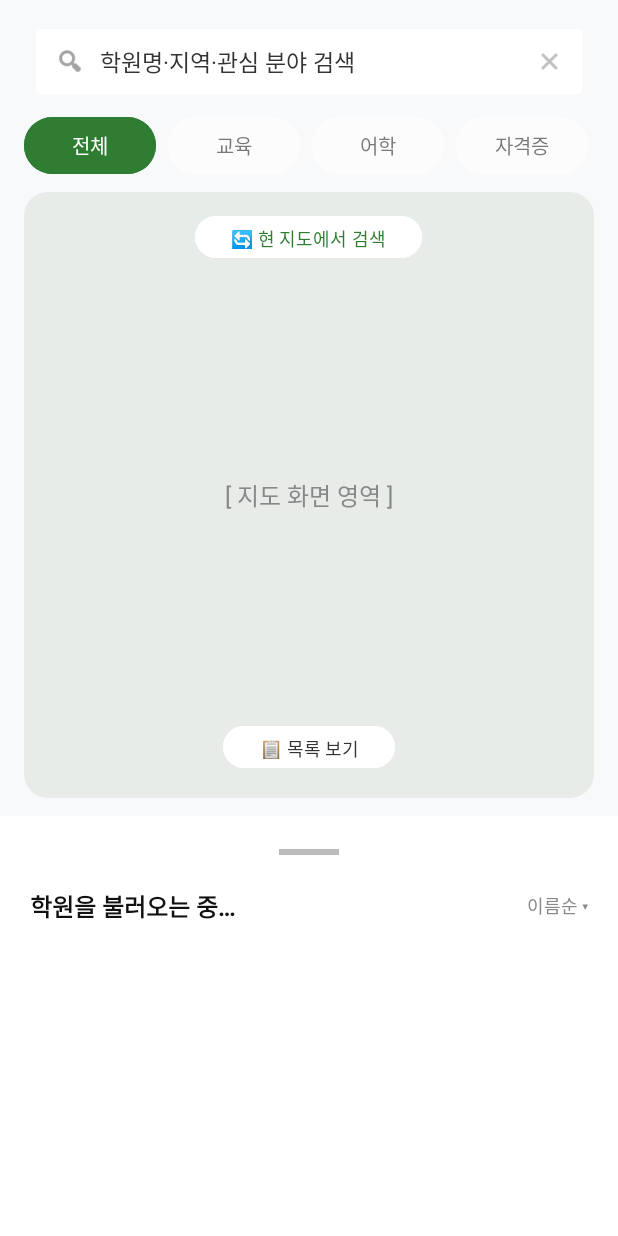
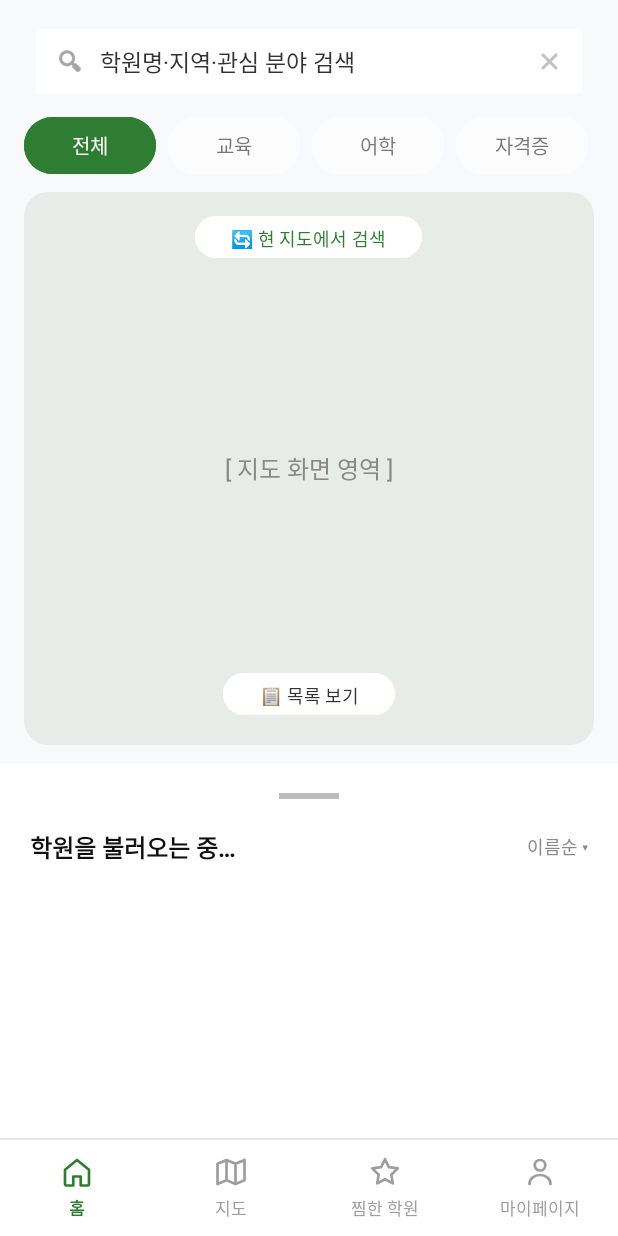
Before and after one commit to jimin-p/MP-project, an Android app: the screen it shows after launch once a user with an empty profile is signed in (HomeActivity), on a phone screen of 412 x 824 dp. Run offline under Robolectric (Android 15) with nearby library versions, the phone set to English and light mode, and no system bars; our stand-ins replace Firebase (no records; nobody signed in at launch, a user with empty details on screens opened directly); 1 statement that could not run was skipped.

Commit message:
마이페이지 UI 및 홈/마이페이지 하단 내비게이션 바 추가

```diff
--- /dev/null
+++ b/app/src/main/res/drawable/ic_nav_bookmark.xml
@@ -0,0 +1,14 @@
+<?xml version="1.0" encoding="utf-8"?>
+<vector xmlns:android="http://schemas.android.com/apk/res/android"
+    android:width="24dp"
+    android:height="24dp"
+    android:viewportWidth="24"
+    android:viewportHeight="24">
+    <path
+        android:fillColor="#00000000"
+        android:pathData="M12,3.5L14.6,8.8L20.5,9.6L16.2,13.8L17.2,19.6L12,16.8L6.8,19.6L7.8,13.8L3.5,9.6L9.4,8.8L12,3.5Z"
+        android:strokeColor="#9E9E9E"
+        android:strokeLineCap="round"
+        android:strokeLineJoin="round"
+        android:strokeWidth="1.8" />
+</vector>
--- /dev/null
+++ b/app/src/main/res/drawable/ic_nav_home.xml
@@ -0,0 +1,14 @@
+<?xml version="1.0" encoding="utf-8"?>
+<vector xmlns:android="http://schemas.android.com/apk/res/android"
+    android:width="24dp"
+    android:height="24dp"
+    android:viewportWidth="24"
+    android:viewportHeight="24">
+    <path
+        android:fillColor="#00000000"
+        android:pathData="M4,10.5L12,4l8,6.5V20a1,1 0,0 1,-1 1h-4.5v-6h-5v6H5a1,1 0,0 1,-1 -1v-9.5z"
+        android:strokeColor="#9E9E9E"
+        android:strokeLineCap="round"
+        android:strokeLineJoin="round"
+        android:strokeWidth="1.8" />
+</vector>
--- /dev/null
+++ b/app/src/main/res/drawable/ic_nav_map.xml
@@ -0,0 +1,14 @@
+<?xml version="1.0" encoding="utf-8"?>
+<vector xmlns:android="http://schemas.android.com/apk/res/android"
+    android:width="24dp"
+    android:height="24dp"
+    android:viewportWidth="24"
+    android:viewportHeight="24">
+    <path
+        android:fillColor="#00000000"
+        android:pathData="M3,6.5L9,4l6,2.5L21,4v13.5L15,20l-6,-2.5L3,20V6.5zM9,4v13.5M15,6.5V20"
+        android:strokeColor="#9E9E9E"
+        android:strokeLineCap="round"
+        android:strokeLineJoin="round"
+        android:strokeWidth="1.8" />
+</vector>
--- /dev/null
+++ b/app/src/main/res/drawable/ic_nav_mypage.xml
@@ -0,0 +1,14 @@
+<?xml version="1.0" encoding="utf-8"?>
+<vector xmlns:android="http://schemas.android.com/apk/res/android"
+    android:width="24dp"
+    android:height="24dp"
+    android:viewportWidth="24"
+    android:viewportHeight="24">
+    <path
+        android:fillColor="#00000000"
+        android:pathData="M12,11a3.5,3.5 0,1 0,0 -7,3.5 3.5,0 0,0 0,7zM5,20c0,-3.5 3.1,-6 7,-6s7,2.5 7,6"
+        android:strokeColor="#9E9E9E"
+        android:strokeLineCap="round"
+        android:strokeLineJoin="round"
+        android:strokeWidth="1.8" />
+</vector>
--- a/app/src/main/res/layout/activity_home.xml
+++ b/app/src/main/res/layout/activity_home.xml
@@ -12,16 +12,16 @@
         android:id="@+id/searchBarLayout"
         android:layout_width="0dp"
         android:layout_height="50dp"
+        android:layout_marginTop="16dp"
         android:background="@android:drawable/editbox_background_normal"
         android:backgroundTint="#FFFFFF"
+        android:gravity="center_vertical"
         android:orientation="horizontal"
-        android:gravity="center_vertical"
         android:paddingHorizontal="16dp"
+        app:layout_constraintEnd_toEndOf="parent"
+        app:layout_constraintStart_toStartOf="parent"
         app:layout_constraintTop_toTopOf="parent"
-        app:layout_constraintStart_toStartOf="parent"
-        app:layout_constraintEnd_toEndOf="parent"
-        app:layout_constraintWidth_percent="0.9"
-        android:layout_marginTop="16dp">
+        app:layout_constraintWidth_percent="0.9">
 
         <ImageView
             android:layout_width="20dp"
@@ -30,19 +30,19 @@
             app:tint="#666666" />
 
         <TextView
+            android:id="@+id/tvSearchQuery"
             android:layout_width="0dp"
             android:layout_height="wrap_content"
+            android:layout_marginStart="10dp"
             android:layout_weight="1"
-            android:id="@+id/tvSearchQuery"
             android:text="동작구 상도동 학원 검색"
             android:textColor="#333333"
-            android:textSize="15sp"
-            android:layout_marginStart="10dp" />
+            android:textSize="15sp" />
 
         <ImageView
+            android:id="@+id/btnClearSearch"
             android:layout_width="18dp"
             android:layout_height="18dp"
-            android:id="@+id/btnClearSearch"
             android:src="@android:drawable/ic_menu_close_clear_cancel"
             app:tint="#999999" />
     </LinearLayout>
@@ -52,12 +52,12 @@
         android:id="@+id/categoryScroll"
         android:layout_width="0dp"
         android:layout_height="wrap_content"
+        android:layout_marginTop="12dp"
+        android:paddingHorizontal="16dp"
         android:scrollbars="none"
-        app:layout_constraintTop_toBottomOf="@id/searchBarLayout"
+        app:layout_constraintEnd_toEndOf="parent"
         app:layout_constraintStart_toStartOf="parent"
-        app:layout_constraintEnd_toEndOf="parent"
-        android:layout_marginTop="12dp"
-        android:paddingHorizontal="16dp">
+        app:layout_constraintTop_toBottomOf="@id/searchBarLayout">
 
         <LinearLayout
             android:layout_width="wrap_content"
@@ -65,87 +65,87 @@
             android:orientation="horizontal">
 
             <Button
+                android:id="@+id/btnHomeAll"
                 android:layout_width="wrap_content"
                 android:layout_height="38dp"
-                android:id="@+id/btnHomeAll"
+                android:layout_marginEnd="8dp"
+                android:backgroundTint="#2E7D32"
+                android:insetTop="0dp"
+                android:insetBottom="0dp"
                 android:text="전체"
                 android:textColor="#FFFFFF"
-                android:backgroundTint="#2E7D32"
-                android:textSize="13sp"
+                android:textSize="13sp" />
+
+            <Button
+                android:id="@+id/btnHomeEdu"
+                android:layout_width="wrap_content"
+                android:layout_height="38dp"
+                android:layout_marginEnd="8dp"
+                android:backgroundTint="#FFFFFF"
                 android:insetTop="0dp"
                 android:insetBottom="0dp"
-                android:layout_marginEnd="8dp" />
+                android:text="교육"
+                android:textColor="#333333"
+                android:textSize="13sp" />
 
             <Button
+                android:id="@+id/btnHomeLang"
                 android:layout_width="wrap_content"
                 android:layout_height="38dp"
-                android:id="@+id/btnHomeEdu"
-                android:text="교육"
-                android:textColor="#333333"
+                android:layout_marginEnd="8dp"
                 android:backgroundTint="#FFFFFF"
-                android:textSize="13sp"
                 android:insetTop="0dp"
                 android:insetBottom="0dp"
-                android:layout_marginEnd="8dp" />
+                android:text="어학"
+                android:textColor="#333333"
+                android:textSize="13sp" />
 
             <Button
+                android:id="@+id/btnHomeCert"
                 android:layout_width="wrap_content"
                 android:layout_height="38dp"
-                android:id="@+id/btnHomeLang"
-                android:text="어학"
-                android:textColor="#333333"
+                android:layout_marginEnd="8dp"
                 android:backgroundTint="#FFFFFF"
-                android:textSize="13sp"
                 android:insetTop="0dp"
                 android:insetBottom="0dp"
-                android:layout_marginEnd="8dp" />
+                android:text="자격증"
+                android:textColor="#333333"
+                android:textSize="13sp" />
 
             <Button
+                android:id="@+id/btnHomeArt"
                 android:layout_width="wrap_content"
                 android:layout_height="38dp"
-                android:id="@+id/btnHomeCert"
-                android:text="자격증"
-                android:textColor="#333333"
+                android:layout_marginEnd="8dp"
                 android:backgroundTint="#FFFFFF"
-                android:textSize="13sp"
                 android:insetTop="0dp"
                 android:insetBottom="0dp"
-                android:layout_marginEnd="8dp" />
+                android:text="예체능"
+                android:textColor="#333333"
+                android:textSize="13sp" />
 
             <Button
+                android:id="@+id/btnHomeOneday"
                 android:layout_width="wrap_content"
                 android:layout_height="38dp"
-                android:id="@+id/btnHomeArt"
-                android:text="예체능"
-                android:textColor="#333333"
+                android:layout_marginEnd="8dp"
                 android:backgroundTint="#FFFFFF"
-                android:textSize="13sp"
                 android:insetTop="0dp"
                 android:insetBottom="0dp"
-                android:layout_marginEnd="8dp" />
+                android:text="원데이클래스"
+                android:textColor="#333333"
+                android:textSize="13sp" />
 
             <Button
+                android:id="@+id/btnHomeFilter"
                 android:layout_width="wrap_content"
                 android:layout_height="38dp"
-                android:id="@+id/btnHomeOneday"
-                android:text="원데이클래스"
-                android:textColor="#333333"
                 android:backgroundTint="#FFFFFF"
-                android:textSize="13sp"
                 android:insetTop="0dp"
                 android:insetBottom="0dp"
-                android:layout_marginEnd="8dp" />
-
-            <Button
-                android:layout_width="wrap_content"
-                android:layout_height="38dp"
-                android:id="@+id/btnHomeFilter"
                 android:text="🎛️ 필터"
                 android:textColor="#333333"
-                android:backgroundTint="#FFFFFF"
-                android:textSize="13sp"
-                android:insetTop="0dp"
-                android:insetBottom="0dp" />
+                android:textSize="13sp" />
         </LinearLayout>
     </HorizontalScrollView>
 
@@ -154,15 +154,15 @@
         android:id="@+id/mapContainer"
         android:layout_width="0dp"
         android:layout_height="0dp"
-        app:cardCornerRadius="16dp"
-        app:cardElevation="0dp"
         android:layout_marginHorizontal="16dp"
         android:layout_marginTop="12dp"
         android:layout_marginBottom="12dp"
-        app:layout_constraintTop_toBottomOf="@id/categoryScroll"
+        app:cardCornerRadius="16dp"
+        app:cardElevation="0dp"
         app:layout_constraintBottom_toTopOf="@id/bottomSheetLayout"
+        app:layout_constraintEnd_toEndOf="parent"
         app:layout_constraintStart_toStartOf="parent"
-        app:layout_constraintEnd_toEndOf="parent">
+        app:layout_constraintTop_toBottomOf="@id/categoryScroll">
 
         <FrameLayout
             android:layout_width="match_parent"
@@ -173,35 +173,35 @@
             <TextView
                 android:layout_width="wrap_content"
                 android:layout_height="wrap_content"
+                android:layout_gravity="center"
                 android:text="[ 지도 화면 영역 ]"
                 android:textColor="#888888"
-                android:layout_gravity="center"
                 android:textSize="16sp" />
 
             <!-- 현 지도에서 검색 버튼 -->
             <Button
+                android:id="@+id/btnSearchNearby"
                 android:layout_width="wrap_content"
                 android:layout_height="36dp"
-                android:id="@+id/btnSearchNearby"
+                android:layout_gravity="top|center_horizontal"
+                android:layout_marginTop="12dp"
+                android:backgroundTint="#FFFFFF"
                 android:text="🔄 현 지도에서 검색"
                 android:textColor="#2E7D32"
-                android:backgroundTint="#FFFFFF"
                 android:textSize="12sp"
-                android:layout_gravity="top|center_horizontal"
-                android:layout_marginTop="12dp"
                 app:cornerRadius="18dp" />
 
-            <!-- 목록 보기 버튼 (시안 참고 중앙 하단 플로팅 느낌) -->
+            <!-- 목록 보기 버튼 -->
             <Button
+                android:id="@+id/btnShowList"
                 android:layout_width="wrap_content"
                 android:layout_height="36dp"
-                android:id="@+id/btnShowList"
+                android:layout_gravity="bottom|center_horizontal"
+                android:layout_marginBottom="16dp"
+                android:backgroundTint="#FFFFFF"
                 android:text="📋 목록 보기"
                 android:textColor="#333333"
-                android:backgroundTint="#FFFFFF"
                 android:textSize="12sp"
-                android:layout_gravity="bottom|center_horizontal"
-                android:layout_marginBottom="16dp"
                 app:cornerRadius="18dp" />
         </FrameLayout>
     </androidx.cardview.widget.CardView>
@@ -210,23 +210,24 @@
     <LinearLayout
         android:id="@+id/bottomSheetLayout"
         android:layout_width="0dp"
-        android:layout_height="280dp"
+        android:layout_height="250dp"
         android:background="#FFFFFF"
         android:backgroundTint="#FFFFFF"
         android:orientation="vertical"
         android:paddingHorizontal="20dp"
         android:paddingBottom="8dp"
-        app:layout_constraintBottom_toBottomOf="parent"
-        app:layout_constraintStart_toStartOf="parent"
-        app:layout_constraintEnd_toEndOf="parent">
+        app:layout_constraintBottom_toTopOf="@id/bottomNavDivider"
+        app:layout_constraintEnd_toEndOf="parent"
+        app:layout_constraintStart_toStartOf="parent">
 
-        <!-- 위로 올릴 수 있음을 나타내는 핸들바 (회색 막대) -->
+        <!-- 위로 올릴 수 있음을 나타내는 핸들바 -->
         <FrameLayout
             android:id="@+id/resultHandle"
             android:layout_width="match_parent"
-            android:layout_height="48dp"
+            android:layout_height="44dp"
             android:clickable="true"
             android:focusable="true">
+
             <View
                 android:layout_width="40dp"
                 android:layout_height="4dp"
@@ -238,27 +239,27 @@
         <LinearLayout
             android:layout_width="match_parent"
             android:layout_height="wrap_content"
-            android:orientation="horizontal"
+            android:layout_marginBottom="10dp"
             android:gravity="center_vertical"
-            android:layout_marginBottom="12dp">
+            android:orientation="horizontal">
 
             <TextView
+                android:id="@+id/tvHomeResultTitle"
                 android:layout_width="0dp"
                 android:layout_height="wrap_content"
                 android:layout_weight="1"
-                android:id="@+id/tvHomeResultTitle"
                 android:text="가장 가까운 학원"
+                android:textColor="#111111"
                 android:textSize="16sp"
-                android:textStyle="bold"
-                android:textColor="#111111" />
+                android:textStyle="bold" />
 
             <TextView
+                android:id="@+id/tvHomeSort"
                 android:layout_width="wrap_content"
                 android:layout_height="wrap_content"
-                android:id="@+id/tvHomeSort"
                 android:text="추천순  ·  후기순  ·  거리순"
-                android:textSize="12sp"
-                android:textColor="#888888" />
+                android:textColor="#888888"
+                android:textSize="12sp" />
         </LinearLayout>
 
         <androidx.recyclerview.widget.RecyclerView
@@ -267,10 +268,143 @@
             android:layout_height="0dp"
             android:layout_weight="1"
             android:clipToPadding="false"
-            android:paddingBottom="8dp"
+            android:paddingBottom="6dp"
             android:scrollbars="vertical"
             tools:listitem="@layout/item_academy_card" />
 
     </LinearLayout>
 
+    <!-- 상단 구분선 -->
+    <View
+        android:id="@+id/bottomNavDivider"
+        android:layout_width="0dp"
+        android:layout_height="1dp"
+        android:background="#E5E7EB"
+        app:layout_constraintBottom_toTopOf="@id/bottomNavBar"
+        app:layout_constraintEnd_toEndOf="parent"
+        app:layout_constraintStart_toStartOf="parent" />
+
+    <!-- 5. 고정 하단 내비게이션 바 (홈 / 지도 / 찜한 학원 / 마이페이지) -->
+    <LinearLayout
+        android:id="@+id/bottomNavBar"
+        android:layout_width="0dp"
+        android:layout_height="64dp"
+        android:background="#FFFFFF"
+        android:gravity="center_vertical"
+        android:orientation="horizontal"
+        app:layout_constraintBottom_toBottomOf="parent"
+        app:layout_constraintEnd_toEndOf="parent"
+        app:layout_constraintStart_toStartOf="parent">
+
+        <!-- 홈 (활성화: #2E7D32) -->
+        <LinearLayout
+            android:id="@+id/navHome"
+            android:layout_width="0dp"
+            android:layout_height="match_parent"
+            android:layout_weight="1"
+            android:background="?attr/selectableItemBackgroundBorderless"
+            android:clickable="true"
+            android:focusable="true"
+            android:gravity="center"
+            android:orientation="vertical">
+
+            <ImageView
+                android:layout_width="24dp"
+                android:layout_height="24dp"
+                android:src="@drawable/ic_nav_home"
+                app:tint="#2E7D32" />
+
+            <TextView
+                android:layout_width="wrap_content"
+                android:layout_height="wrap_content"
+                android:layout_marginTop="3dp"
+                android:text="홈"
+                android:textColor="#2E7D32"
+                android:textSize="11sp"
+                android:textStyle="bold" />
+        </LinearLayout>
+
+        <!-- 지도 -->
+        <LinearLayout
+            android:id="@+id/navMap"
+            android:layout_width="0dp"
+            android:layout_height="match_parent"
+            android:layout_weight="1"
+            android:background="?attr/selectableItemBackgroundBorderless"
+            android:clickable="true"
+            android:focusable="true"
+            android:gravity="center"
+            android:orientation="vertical">
+
+            <ImageView
+                android:layout_width="24dp"
+                android:layout_height="24dp"
+                android:src="@drawable/ic_nav_map"
+                app:tint="#9E9E9E" />
+
+            <TextView
+                android:layout_width="wrap_content"
+                android:layout_height="wrap_content"
+                android:layout_marginTop="3dp"
+                android:text="지도"
+                android:textColor="#9E9E9E"
+                android:textSize="11sp" />
+        </LinearLayout>
+
+        <!-- 찜한 학원 -->
+        <LinearLayout
+            android:id="@+id/navFavorites"
+            android:layout_width="0dp"
+            android:layout_height="match_parent"
+            android:layout_weight="1"
+            android:background="?attr/selectableItemBackgroundBorderless"
+            android:clickable="true"
+            android:focusable="true"
+            android:gravity="center"
+            android:orientation="vertical">
+
+            <ImageView
+                android:layout_width="24dp"
+                android:layout_height="24dp"
+                android:src="@drawable/ic_nav_bookmark"
+                app:tint="#9E9E9E" />
+
+            <TextView
+                android:layout_width="wrap_content"
+                android:layout_height="wrap_content"
+                android:layout_marginTop="3dp"
+                android:text="찜한 학원"
+                android:textColor="#9E9E9E"
+                android:textSize="11sp" />
+        </LinearLayout>
+
+        <!-- 마이페이지 -->
+        <LinearLayout
+            android:id="@+id/navMyPage"
+            android:layout_width="0dp"
+            android:layout_height="match_parent"
+            android:layout_weight="1"
+            android:background="?attr/selectableItemBackgroundBorderless"
+            android:clickable="true"
+            android:focusable="true"
+            android:gravity="center"
+            android:orientation="vertical">
+
+            <ImageView
+                android:layout_width="24dp"
+                android:layout_height="24dp"
+                android:src="@drawable/ic_nav_mypage"
+                app:tint="#9E9E9E" />
+
+            <TextView
+                android:layout_width="wrap_content"
+                android:layout_height="wrap_content"
+                android:layout_marginTop="3dp"
+                android:text="마이페이지"
+                android:textColor="#9E9E9E"
+                android:textSize="11sp" />
+        </LinearLayout>
+
+    </LinearLayout>
+
 </androidx.constraintlayout.widget.ConstraintLayout>
```
Also changed, not shown: app/src/main/res/drawable/ic_back_green.xml (added, +10 -0 lines), app/src/main/res/layout/activity_mypage.xml (added, +338 -0 lines).
